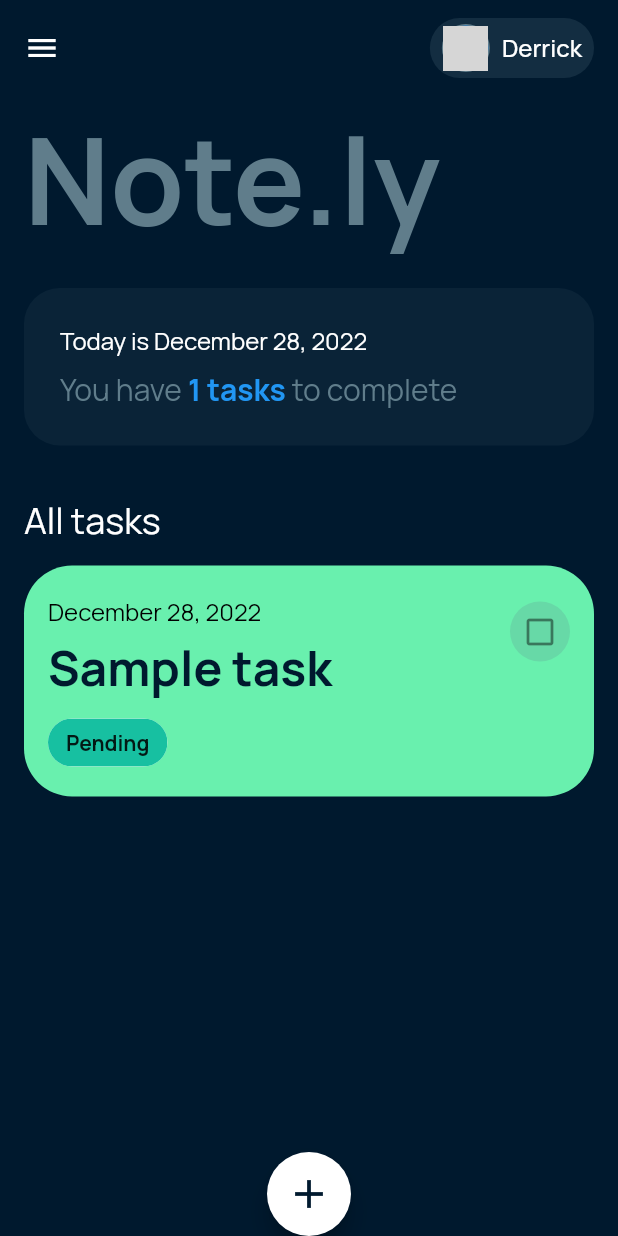
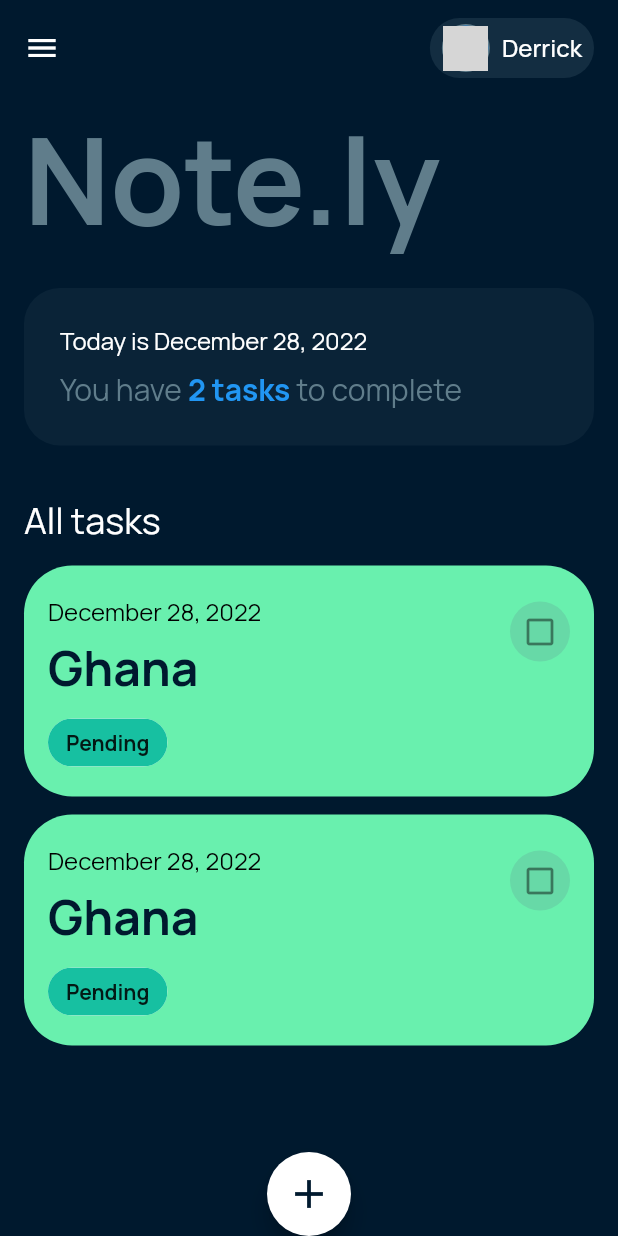
Before and after one commit to uxderrick/new_todo, a Flutter app: the screen it shows after launch, on a phone screen of 412 x 824 dp. Run offline on Flutter 3.47's test engine with Material 2 defaults, Android fonts, the phone set to English and light mode, and no system bars; our stand-ins replace google_fonts, hive; accounts and stored records are empty; network calls fail; grey boxes are pictures that could not be loaded.

```diff
--- a/lib/home.dart
+++ b/lib/home.dart
@@ -1,7 +1,6 @@
 import 'package:flutter/material.dart';
 import 'package:new_todo/newnote.dart';
 import 'package:new_todo/todo.dart';
-import 'package:provider/provider.dart';
 import 'package:intl/intl.dart';
 import 'list_card.dart';
 import 'package:hive/hive.dart';
@@ -17,7 +16,6 @@ class _HomeState extends State<Home> {
   @override
   @override
   Widget build(BuildContext context) {
-    return Consumer<ItemList>(builder: (context, providerItem, child) {
     return Scaffold(
         backgroundColor: const Color.fromARGB(255, 0, 25, 46),
         appBar: AppBar(
@@ -28,8 +26,7 @@ class _HomeState extends State<Home> {
             children: [
               const Icon(Icons.menu),
               Container(
-                  padding:
-                      const EdgeInsets.symmetric(horizontal: 8, vertical: 4),
+                padding: const EdgeInsets.symmetric(horizontal: 8, vertical: 4),
                 decoration: BoxDecoration(
                     color: Colors.blueGrey.withOpacity(0.2),
                     borderRadius: BorderRadius.circular(90)),
@@ -93,8 +90,8 @@ class _HomeState extends State<Home> {
                       //added a little change to format the date... thats why i added the intl package 🙂
                       Text(
                         'Today is ${DateFormat.yMMMMd().format(DateTime.now())}',
-                          style: const TextStyle(
-                              color: Colors.white, fontSize: 16),
+                        style:
+                            const TextStyle(color: Colors.white, fontSize: 16),
                       ),
                       const SizedBox(
                         height: 8,
@@ -103,11 +100,11 @@ class _HomeState extends State<Home> {
                         children: [
                           const Text(
                             'You have',
-                              style: TextStyle(
-                                  color: Colors.blueGrey, fontSize: 20),
+                            style:
+                                TextStyle(color: Colors.blueGrey, fontSize: 20),
                           ),
                           Text(
-                              ' ${providerItem.basketItem.length} tasks',
+                            ' ${taskList.length} tasks',
                             style: const TextStyle(
                               color: Colors.blue,
                               fontSize: 20,
@@ -116,8 +113,8 @@ class _HomeState extends State<Home> {
                           ),
                           const Text(
                             ' to complete',
-                              style: TextStyle(
-                                  color: Colors.blueGrey, fontSize: 20),
+                            style:
+                                TextStyle(color: Colors.blueGrey, fontSize: 20),
                           )
                         ],
                       ),
@@ -151,13 +148,11 @@ class _HomeState extends State<Home> {
                 ListView.builder(
                   shrinkWrap: true,
                   //here is the little change that i made 🙂
-                    itemCount: providerItem.basketItem.length,
+                  itemCount: taskList.length,
                   physics: const NeverScrollableScrollPhysics(),
                   itemBuilder: (context, index) {
                     //here is the little change that i made 🙂
-                      return ListCard(
-                        takname: providerItem.basketItem[index],
-                      );
+                    return ListCard();
                   },
                 ),
                 const SizedBox(
@@ -170,8 +165,7 @@ class _HomeState extends State<Home> {
 
         //floating action button
         //Changed the location here
-          floatingActionButtonLocation:
-              FloatingActionButtonLocation.centerDocked,
+        floatingActionButtonLocation: FloatingActionButtonLocation.centerDocked,
         floatingActionButton: FloatingActionButton(
           backgroundColor: Colors.white,
           onPressed: () {
@@ -184,6 +178,5 @@ class _HomeState extends State<Home> {
             color: Color.fromARGB(255, 0, 25, 46),
           ),
         ));
-    });
   }
 }
--- a/lib/list_card.dart
+++ b/lib/list_card.dart
@@ -1,12 +1,10 @@
 import 'package:flutter/material.dart';
+import 'package:intl/intl.dart';
 import 'package:new_todo/todo.dart';
 
 class ListCard extends StatefulWidget {
-  final TaskData takname;
-
   const ListCard({
     Key? key,
-    required this.takname,
   }) : super(key: key);
 
   @override
@@ -50,14 +48,14 @@ class _ListCardState extends State<ListCard> {
               height: 8,
             ),
             Text(
-              widget.takname.date,
-              style: TextStyle(color: Colors.black, fontSize: 16),
+              DateFormat.yMMMMd().format(DateTime.now()),
+              style: const TextStyle(color: Colors.black, fontSize: 16),
             ),
             const SizedBox(
               height: 4,
             ),
             Text(
-              widget.takname.title,
+              'Ghana',
               style: TextStyle(
                   color: isDone
                       ? const Color.fromARGB(255, 0, 25, 46)
--- a/lib/main.dart
+++ b/lib/main.dart
@@ -4,7 +4,7 @@ import 'package:new_todo/todo.dart';
 import 'package:provider/provider.dart';
 import 'home.dart';
 
-void main() {
+void main() async {
   runApp(const MyApp());
 }
 
@@ -20,20 +20,10 @@ class _MyAppState extends State<MyApp> {
   @override
   Widget build(BuildContext context) {
     return MaterialApp(
-      debugShowCheckedModeBanner: false,
-      home: MultiProvider(providers: [
-        ChangeNotifierProvider<TodoList>(
-          create: (BuildContext context) => TodoList(),
-          lazy: false,
-        ),
-        ChangeNotifierProvider<ItemList>(
-          create: (BuildContext context) => ItemList(),
-          lazy: false,
-        ),
-      ], child: const Home()),
-      theme: ThemeData(
-        fontFamily: GoogleFonts.manrope().fontFamily,
-      ),
-    );
+        debugShowCheckedModeBanner: false,
+        home: const Home(),
+        theme: ThemeData(
+          fontFamily: GoogleFonts.manrope().fontFamily,
+        ));
   }
 }
--- a/lib/todo.dart
+++ b/lib/todo.dart
@@ -1,43 +1,46 @@
 import 'package:flutter/material.dart';
 import 'package:intl/intl.dart';
 
-List<String> taskList = [];
-
-class TodoList extends ChangeNotifier {
-  ValueNotifier<List<String>> newvalue = ValueNotifier([]);
-  ValueNotifier<List<String>> get newVal => newvalue;
-  List<String> getValue() {
-    return newvalue.value;
-  }
-
-  addtoList(String newV) {
-    newvalue.value.add(newV);
-    getValue();
-    notifyListeners();
-  }
-}
-
-class TaskData {
-  final String title;
-  final String date;
-
-  TaskData({required this.title, required this.date});
-}
-
-List<TaskData> tasks = [
-  TaskData(
-      title: "Sample task", date: DateFormat.yMMMMd().format(DateTime.now())),
+List<String> taskList = [
+  "Sample task",
+  "Sample task",
 ];
 
-class ItemList extends ChangeNotifier {
-  final List<TaskData> _items = tasks;
+// class TodoList extends ChangeNotifier {
+//   ValueNotifier<List<String>> newvalue = ValueNotifier([]);
+//   ValueNotifier<List<String>> get newVal => newvalue;
+//   List<String> getValue() {
+//     return newvalue.value;
+//   }
 
-  void addItem(TaskData itemData) {
-    _items.add(itemData);
-    notifyListeners();
-  }
+//   addtoList(String newV) {
+//     newvalue.value.add(newV);
+//     getValue();
+//     notifyListeners();
+//   }
+// }
 
-  List<TaskData> get basketItem {
-    return tasks;
-  }
-}
+// class TaskData {
+//   final String title;
+//   final String date;
+
+//   TaskData({required this.title, required this.date});
+// }
+
+// List<TaskData> tasks = [
+//   TaskData(
+//       title: "Sample task", date: DateFormat.yMMMMd().format(DateTime.now())),
+// ];
+
+// class ItemList extends ChangeNotifier {
+//   final List<TaskData> _items = tasks;
+
+//   void addItem(TaskData itemData) {
+//     _items.add(itemData);
+//     notifyListeners();
+//   }
+
+//   List<TaskData> get basketItem {
+//     return tasks;
+//   }
+// }
```
Also changed, not shown: lib/newnote.dart (+15 -7 lines). Lines whose indentation alone changed are shown as unchanged.
